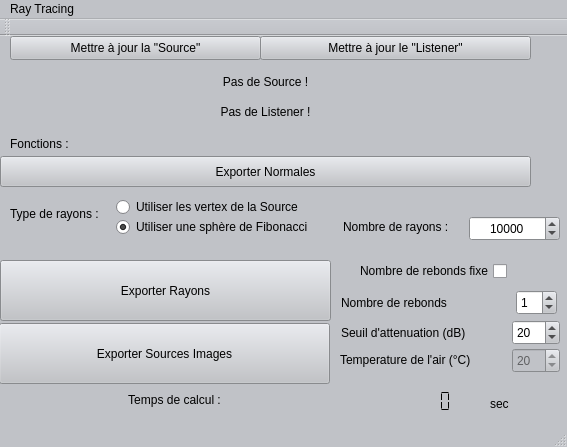
Qt form mainwindow.ui (DocGrobi/RayTracingCpp) before a commit.
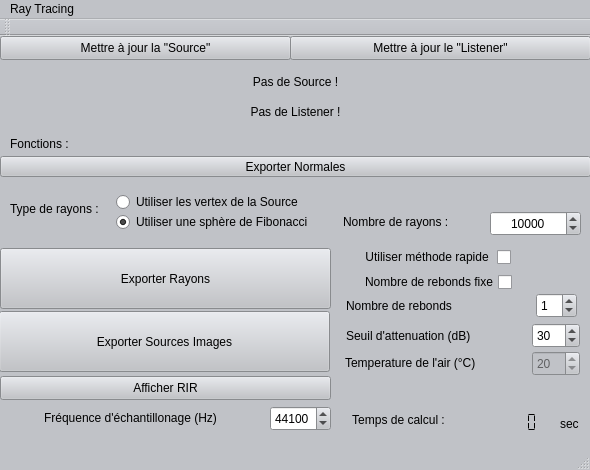
The same form after that commit.

The edit to the form file:
```diff
--- a/mainwindow.ui
+++ b/mainwindow.ui
@@ -6,8 +6,8 @@
    <rect>
     <x>0</x>
     <y>0</y>
-    <width>567</width>
-    <height>447</height>
+    <width>590</width>
+    <height>470</height>
    </rect>
   </property>
   <property name="palette">
@@ -432,7 +432,7 @@
    <widget class="QLabel" name="label_source">
     <property name="geometry">
      <rect>
-      <x>50</x>
+      <x>80</x>
       <y>30</y>
       <width>431</width>
       <height>31</height>
@@ -459,8 +459,8 @@
      <rect>
       <x>0</x>
       <y>120</y>
-      <width>531</width>
-      <height>31</height>
+      <width>591</width>
+      <height>21</height>
      </rect>
     </property>
     <property name="sizePolicy">
@@ -477,7 +477,7 @@
     <property name="geometry">
      <rect>
       <x>0</x>
-      <y>224</y>
+      <y>212</y>
       <width>331</width>
       <height>61</height>
      </rect>
@@ -517,9 +517,9 @@
    <widget class="QPushButton" name="bouton_source">
     <property name="geometry">
      <rect>
-      <x>10</x>
+      <x>0</x>
       <y>0</y>
-      <width>251</width>
+      <width>291</width>
       <height>24</height>
      </rect>
     </property>
@@ -530,9 +530,9 @@
    <widget class="QPushButton" name="bouton_listener">
     <property name="geometry">
      <rect>
-      <x>260</x>
+      <x>290</x>
       <y>0</y>
-      <width>271</width>
+      <width>301</width>
       <height>24</height>
      </rect>
     </property>
@@ -543,7 +543,7 @@
    <widget class="QLabel" name="label_listener">
     <property name="geometry">
      <rect>
-      <x>30</x>
+      <x>60</x>
       <y>60</y>
       <width>471</width>
       <height>31</height>
@@ -568,8 +568,8 @@
    <widget class="QCheckBox" name="checkBox__rayFixe">
     <property name="geometry">
      <rect>
-      <x>336</x>
-      <y>224</y>
+      <x>341</x>
+      <y>235</y>
       <width>171</width>
       <height>22</height>
      </rect>
@@ -587,8 +587,8 @@
    <widget class="QSpinBox" name="spinBox_nbRebond">
     <property name="geometry">
      <rect>
-      <x>516</x>
-      <y>254</y>
+      <x>536</x>
+      <y>257</y>
       <width>41</width>
       <height>25</height>
      </rect>
@@ -600,8 +600,8 @@
    <widget class="QLabel" name="label_nbRebond">
     <property name="geometry">
      <rect>
-      <x>341</x>
-      <y>257</y>
+      <x>346</x>
+      <y>260</y>
       <width>130</width>
       <height>20</height>
      </rect>
@@ -613,8 +613,8 @@
    <widget class="QLabel" name="label_seuil">
     <property name="geometry">
      <rect>
-      <x>341</x>
-      <y>289</y>
+      <x>346</x>
+      <y>292</y>
       <width>141</width>
       <height>16</height>
      </rect>
@@ -626,8 +626,8 @@
    <widget class="QSpinBox" name="spinBox_attenuation">
     <property name="geometry">
      <rect>
-      <x>512</x>
-      <y>284</y>
+      <x>532</x>
+      <y>287</y>
       <width>48</width>
       <height>25</height>
      </rect>
@@ -636,14 +636,14 @@
      <bool>false</bool>
     </property>
     <property name="value">
-     <number>20</number>
+     <number>30</number>
     </property>
    </widget>
    <widget class="QLabel" name="label_temperature">
     <property name="geometry">
      <rect>
-      <x>340</x>
-      <y>314</y>
+      <x>345</x>
+      <y>317</y>
       <width>151</width>
       <height>20</height>
      </rect>
@@ -658,8 +658,8 @@
     </property>
     <property name="geometry">
      <rect>
-      <x>512</x>
-      <y>312</y>
+      <x>532</x>
+      <y>315</y>
       <width>48</width>
       <height>25</height>
      </rect>
@@ -684,7 +684,7 @@
     <property name="geometry">
      <rect>
       <x>-1</x>
-      <y>287</y>
+      <y>275</y>
       <width>331</width>
       <height>61</height>
      </rect>
@@ -696,9 +696,9 @@
    <widget class="QLabel" name="label_tpsCalcul">
     <property name="geometry">
      <rect>
-      <x>9</x>
-      <y>354</y>
-      <width>331</width>
+      <x>338</x>
+      <y>374</y>
+      <width>121</width>
       <height>20</height>
      </rect>
     </property>
@@ -712,10 +712,10 @@
    <widget class="QLCDNumber" name="lcd_timer">
     <property name="geometry">
      <rect>
-      <x>350</x>
-      <y>354</y>
-      <width>131</width>
-      <height>23</height>
+      <x>460</x>
+      <y>376</y>
+      <width>91</width>
+      <height>21</height>
      </rect>
     </property>
     <property name="autoFillBackground">
@@ -743,8 +743,8 @@
    <widget class="QLabel" name="label_sec">
     <property name="geometry">
      <rect>
-      <x>490</x>
-      <y>360</y>
+      <x>560</x>
+      <y>380</y>
       <width>31</width>
       <height>16</height>
      </rect>
@@ -757,7 +757,7 @@
     <property name="geometry">
      <rect>
       <x>10</x>
-      <y>170</y>
+      <y>165</y>
       <width>111</width>
       <height>16</height>
      </rect>
@@ -770,7 +770,7 @@
     <property name="geometry">
      <rect>
       <x>116</x>
-      <y>160</y>
+      <y>155</y>
       <width>211</width>
       <height>22</height>
      </rect>
@@ -783,7 +783,7 @@
     <property name="geometry">
      <rect>
       <x>116</x>
-      <y>180</y>
+      <y>175</y>
       <width>221</width>
       <height>22</height>
      </rect>
@@ -799,7 +799,7 @@
     <property name="geometry">
      <rect>
       <x>343</x>
-      <y>183</y>
+      <y>178</y>
       <width>131</width>
       <height>16</height>
      </rect>
@@ -811,8 +811,8 @@
    <widget class="QSpinBox" name="spinBox_nbRay">
     <property name="geometry">
      <rect>
-      <x>469</x>
-      <y>180</y>
+      <x>490</x>
+      <y>175</y>
       <width>91</width>
       <height>25</height>
      </rect>
@@ -839,13 +839,83 @@
      <number>10000</number>
     </property>
    </widget>
+   <widget class="QCheckBox" name="checkBox_methodeRapide">
+    <property name="geometry">
+     <rect>
+      <x>320</x>
+      <y>210</y>
+      <width>191</width>
+      <height>22</height>
+     </rect>
+    </property>
+    <property name="layoutDirection">
+     <enum>Qt::RightToLeft</enum>
+    </property>
+    <property name="text">
+     <string>Utiliser méthode rapide </string>
+    </property>
+   </widget>
+   <widget class="QPushButton" name="bouton_RIR">
+    <property name="geometry">
+     <rect>
+      <x>0</x>
+      <y>340</y>
+      <width>331</width>
+      <height>24</height>
+     </rect>
+    </property>
+    <property name="text">
+     <string>Afficher RIR</string>
+    </property>
+   </widget>
+   <widget class="QSpinBox" name="spinBox_freqEchan">
+    <property name="geometry">
+     <rect>
+      <x>270</x>
+      <y>370</y>
+      <width>61</width>
+      <height>25</height>
+     </rect>
+    </property>
+    <property name="maximum">
+     <number>48000</number>
+    </property>
+    <property name="value">
+     <number>44100</number>
+    </property>
+   </widget>
+   <widget class="QLabel" name="label_freq">
+    <property name="geometry">
+     <rect>
+      <x>10</x>
+      <y>372</y>
+      <width>241</width>
+      <height>20</height>
+     </rect>
+    </property>
+    <property name="text">
+     <string>Fréquence d'échantillonage (Hz)</string>
+    </property>
+    <property name="alignment">
+     <set>Qt::AlignCenter</set>
+    </property>
+   </widget>
   </widget>
+  <widget class="QToolBar" name="mainToolBar">
+   <attribute name="toolBarArea">
+    <enum>TopToolBarArea</enum>
+   </attribute>
+   <attribute name="toolBarBreak">
+    <bool>false</bool>
+   </attribute>
+  </widget>
+  <widget class="QStatusBar" name="statusBar"/>
   <widget class="QMenuBar" name="menuBar">
    <property name="geometry">
     <rect>
      <x>0</x>
      <y>0</y>
-     <width>567</width>
+     <width>590</width>
      <height>22</height>
     </rect>
    </property>
@@ -856,15 +926,6 @@
    </widget>
    <addaction name="menuRay_Tracing"/>
   </widget>
-  <widget class="QToolBar" name="mainToolBar">
-   <attribute name="toolBarArea">
-    <enum>TopToolBarArea</enum>
-   </attribute>
-   <attribute name="toolBarBreak">
-    <bool>false</bool>
-   </attribute>
-  </widget>
-  <widget class="QStatusBar" name="statusBar"/>
  </widget>
  <layoutdefault spacing="6" margin="11"/>
  <resources/>
```
